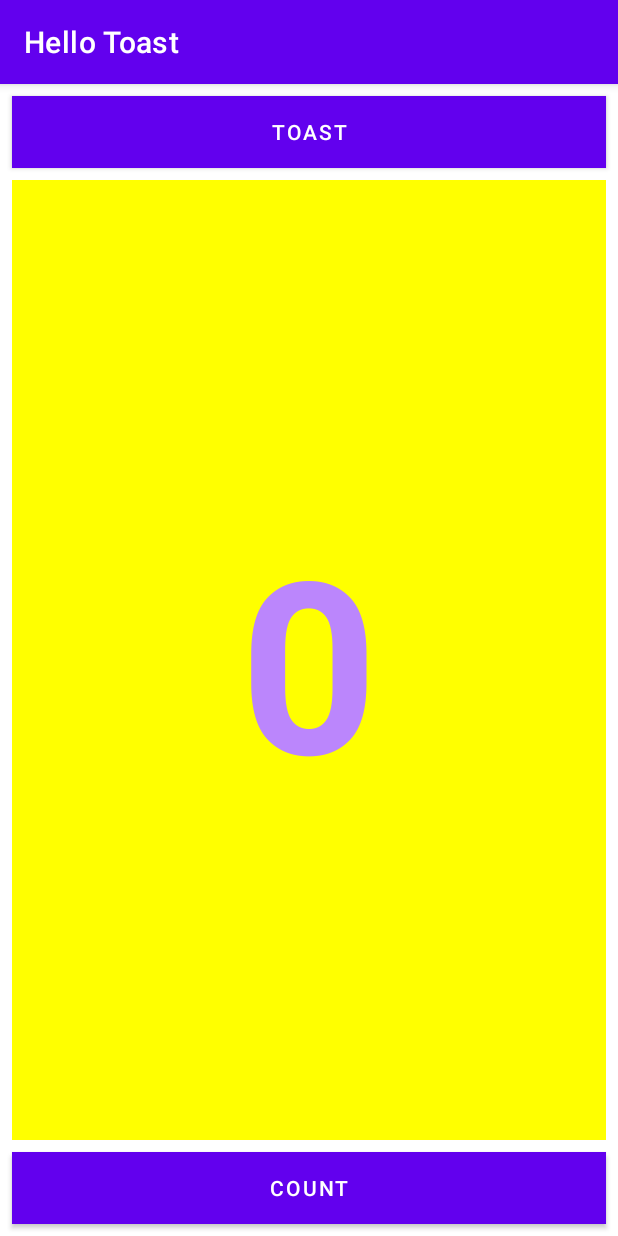
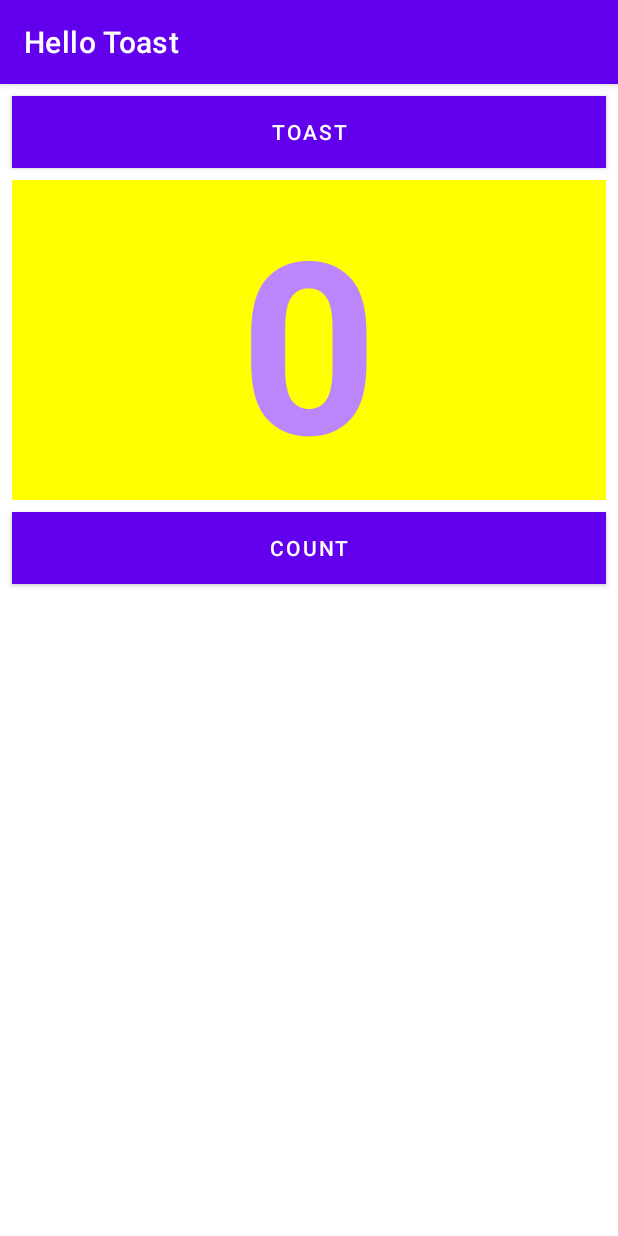
Before and after one commit to harshitmody72/Hello_Toast, an Android app: the screen it shows after launch (MainActivity), on a phone screen of 412 x 824 dp. Run offline under Robolectric (Android 15) with nearby library versions, the phone set to English and light mode, and no system bars.

Commit message:
Assignment 5.2.B

```diff
--- a/app/src/main/res/layout/activity_main.xml
+++ b/app/src/main/res/layout/activity_main.xml
@@ -1,5 +1,5 @@
 <?xml version="1.0" encoding="utf-8"?>
-<LinearLayout  xmlns:android="http://schemas.android.com/apk/res/android"
+<RelativeLayout  xmlns:android="http://schemas.android.com/apk/res/android"
     xmlns:app="http://schemas.android.com/apk/res-auto"
     xmlns:tools="http://schemas.android.com/tools"
     android:layout_width="match_parent"
@@ -12,41 +12,45 @@
         android:id="@+id/button_toast"
         android:layout_width="match_parent"
         android:layout_height="wrap_content"
+        android:layout_marginEnd="8dp"
         android:layout_marginStart="8dp"
         android:layout_marginTop="8dp"
-        android:layout_marginEnd="8dp"
         android:background="@color/purple_200"
+        android:onClick="showToast"
         android:text="@string/toast"
-        android:textColor="@android:color/white"
-        android:onClick="showToast" />
+        android:textColor="@android:color/white"/>
 
     <TextView
         android:id="@+id/show_count"
         android:layout_width="match_parent"
         android:layout_height="wrap_content"
+        android:gravity="center_vertical"
+        android:layout_marginBottom="8dp"
+        android:layout_marginEnd="8dp"
         android:layout_marginStart="8dp"
         android:layout_marginTop="8dp"
-        android:layout_marginEnd="8dp"
-        android:layout_marginBottom="8dp"
         android:background="#FFFF00"
-        android:gravity="center_vertical"
         android:text="@string/zero"
         android:textAlignment="center"
         android:textColor="@color/purple_200"
         android:textSize="160sp"
         android:textStyle="bold"
-        android:layout_weight="1"/>
+        android:layout_below="@+id/button_toast"
+        android:layout_alignParentLeft="true"
+        android:layout_alignParentStart="true" />
 
     <Button
         android:id="@+id/button_count"
         android:layout_width="match_parent"
         android:layout_height="wrap_content"
+        android:layout_marginBottom="8dp"
+        android:layout_marginEnd="8dp"
         android:layout_marginStart="8dp"
-        android:layout_marginEnd="8dp"
-        android:layout_marginBottom="8dp"
         android:background="@color/purple_200"
+        android:onClick="countUp"
+        android:text="@string/count"
         android:textColor="@android:color/white"
-        android:text="@string/count"
-        android:onClick="countUp" />
+        android:layout_below="@+id/show_count"
+        android:layout_centerHorizontal="true"/>
 
-</LinearLayout>
+</RelativeLayout>
```
Also changed, not shown: 3 other files.
